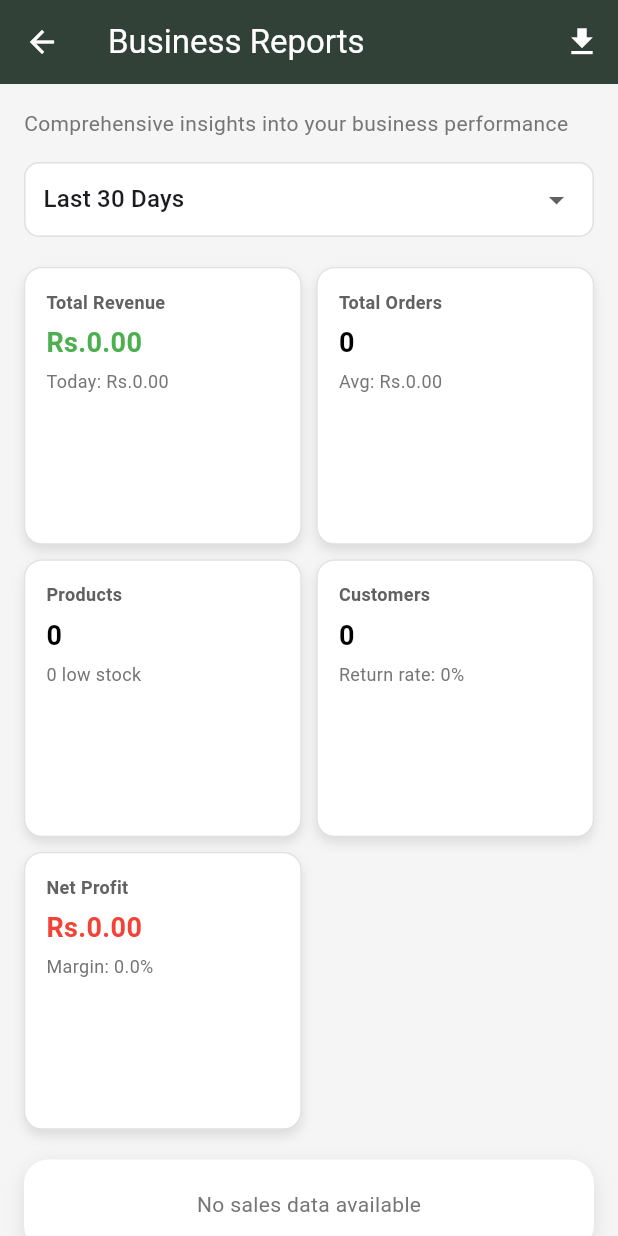
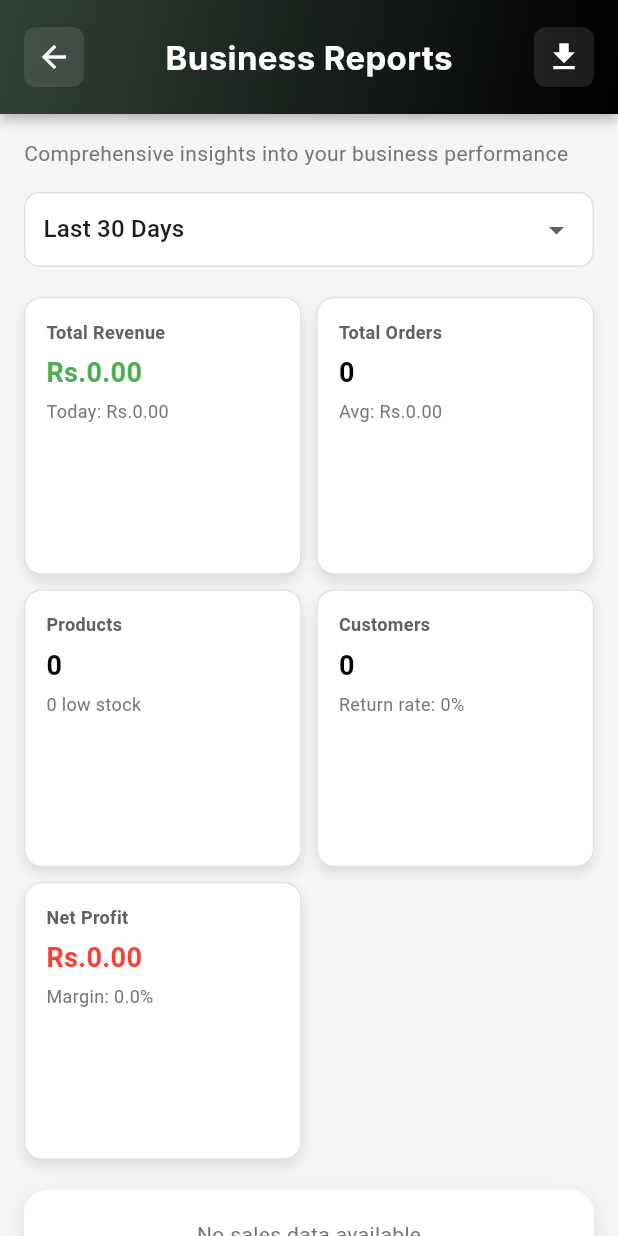
Before and after one commit to Eranga999/Flutter_pos, a Flutter app: the ReportsScreen screen opened directly, on a phone screen of 412 x 824 dp. Run offline on Flutter 3.47's test engine with Material 3 defaults, Android fonts, the light colour scheme and no system bars; our stand-ins replace fl_chart, image_picker, pdf, printing, shared_preferences; missing offline and left inert: dart:html; accounts and stored records are empty; network calls fail; Roboto replaces fonts that are missing (Inter).

Commit message:
Update reports_screen.dart

```diff
--- a/zors_pos_mobile/lib/screens/reports_screen.dart
+++ b/zors_pos_mobile/lib/screens/reports_screen.dart
@@ -26,23 +26,78 @@ class _ReportsScreenState extends State<ReportsScreen> {
 
     return Scaffold(
       backgroundColor: const Color(0xFFF5F5F5),
-      appBar: AppBar(
-        title: const Text(
-          'Business Reports',
-          style: TextStyle(color: Colors.white),
+      body: SafeArea(
+        child: Column(
+          children: [
+            // Custom Header matching POS screen
+            Container(
+              width: double.infinity,
+              padding: const EdgeInsets.fromLTRB(16, 18, 16, 18),
+              decoration: const BoxDecoration(
+                gradient: LinearGradient(
+                  colors: [Color(0xFF324137), Colors.black],
+                  begin: Alignment.topLeft,
+                  end: Alignment.bottomRight,
                 ),
-        backgroundColor: const Color(0xFF324137),
-        foregroundColor: Colors.white,
-        iconTheme: const IconThemeData(color: Colors.white),
-        elevation: 0,
-        actions: [
-          IconButton(
-            icon: const Icon(Icons.download, color: Colors.white),
-            onPressed: () => _exportCsv(provider),
+                boxShadow: [
+                  BoxShadow(
+                    color: Colors.black26,
+                    blurRadius: 6,
+                    offset: Offset(0, 4),
                   ),
                 ],
               ),
-      body: provider.loading
+              child: Row(
+                children: [
+                  GestureDetector(
+                    onTap: () => Navigator.pop(context),
+                    child: Container(
+                      padding: const EdgeInsets.all(8),
+                      decoration: BoxDecoration(
+                        color: Colors.white.withOpacity(0.1),
+                        borderRadius: BorderRadius.circular(8),
+                      ),
+                      child: const Icon(
+                        Icons.arrow_back,
+                        color: Colors.white,
+                        size: 24,
+                      ),
+                    ),
+                  ),
+                  const Expanded(
+                    child: Center(
+                      child: Text(
+                        'Business Reports',
+                        style: TextStyle(
+                          fontFamily: 'Inter',
+                          fontSize: 22,
+                          fontWeight: FontWeight.bold,
+                          color: Colors.white,
+                        ),
+                      ),
+                    ),
+                  ),
+                  GestureDetector(
+                    onTap: () => _exportCsv(provider),
+                    child: Container(
+                      padding: const EdgeInsets.all(8),
+                      decoration: BoxDecoration(
+                        color: Colors.white.withOpacity(0.1),
+                        borderRadius: BorderRadius.circular(8),
+                      ),
+                      child: const Icon(
+                        Icons.download,
+                        color: Colors.white,
+                        size: 24,
+                      ),
+                    ),
+                  ),
+                ],
+              ),
+            ),
+            // Body
+            Expanded(
+              child: provider.loading
                   ? const Center(child: CircularProgressIndicator())
                   : SingleChildScrollView(
                       padding: const EdgeInsets.all(16),
@@ -52,7 +107,10 @@ class _ReportsScreenState extends State<ReportsScreen> {
                           // Description
                           Text(
                             'Comprehensive insights into your business performance',
-                    style: TextStyle(color: Colors.grey[600], fontSize: 14),
+                            style: TextStyle(
+                              color: Colors.grey[600],
+                              fontSize: 14,
+                            ),
                           ),
                           const SizedBox(height: 16),
 
@@ -84,7 +142,9 @@ class _ReportsScreenState extends State<ReportsScreen> {
                               ],
                               onChanged: (value) {
                                 if (value != null) {
-                          context.read<ReportsProvider>().fetchReports(value);
+                                  context.read<ReportsProvider>().fetchReports(
+                                    value,
+                                  );
                                 }
                               },
                             ),
@@ -109,6 +169,10 @@ class _ReportsScreenState extends State<ReportsScreen> {
 
                           // Business Insights
                           _buildBusinessInsightsSection(provider),
+                        ],
+                      ),
+                    ),
+            ),
           ],
         ),
       ),
```
Lines whose indentation alone changed are shown as unchanged.
